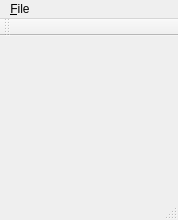
First picture: the form in mainwindow.ui, repository brNX/gameboy-emu, before the edit.
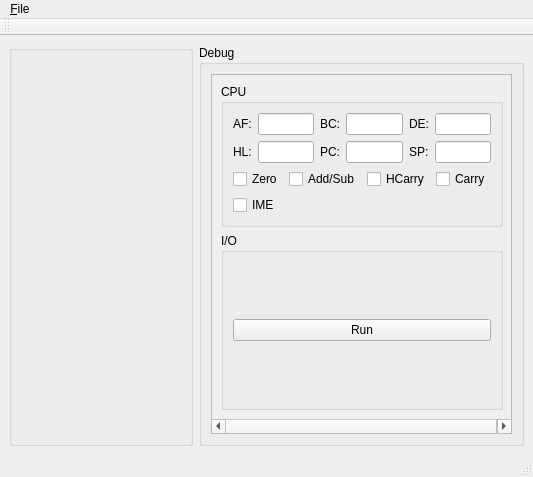
Second picture: the form after the edit. Custom widgets are drawn as their Qt base class.

```diff
--- a/mainwindow.ui
+++ b/mainwindow.ui
@@ -6,8 +6,8 @@
    <rect>
     <x>0</x>
     <y>0</y>
-    <width>170</width>
-    <height>212</height>
+    <width>533</width>
+    <height>477</height>
    </rect>
   </property>
   <property name="windowTitle">
@@ -17,34 +17,288 @@
    <bool>false</bool>
   </property>
   <widget class="QWidget" name="centralwidget">
-   <layout class="QVBoxLayout" name="verticalLayout">
+   <layout class="QHBoxLayout" name="horizontalLayout_2">
     <item>
-     <spacer name="verticalSpacer">
-      <property name="orientation">
-       <enum>Qt::Vertical</enum>
+     <widget class="QGroupBox" name="groupBox_2">
+      <property name="sizePolicy">
+       <sizepolicy hsizetype="Maximum" vsizetype="Preferred">
+        <horstretch>0</horstretch>
+        <verstretch>0</verstretch>
+       </sizepolicy>
       </property>
-      <property name="sizeHint" stdset="0">
-       <size>
-        <width>20</width>
-        <height>40</height>
-       </size>
+      <property name="title">
+       <string/>
       </property>
-     </spacer>
+      <layout class="QHBoxLayout" name="horizontalLayout">
+       <item>
+        <widget class="LcdUi" name="lcd" native="true">
+         <property name="minimumSize">
+          <size>
+           <width>160</width>
+           <height>144</height>
+          </size>
+         </property>
+         <property name="maximumSize">
+          <size>
+           <width>160</width>
+           <height>144</height>
+          </size>
+         </property>
+        </widget>
+       </item>
+      </layout>
+     </widget>
     </item>
     <item>
-     <widget class="QWidget" name="lcd" native="true">
-      <property name="minimumSize">
-       <size>
-        <width>160</width>
-        <height>144</height>
-       </size>
+     <widget class="QGroupBox" name="groupBox">
+      <property name="title">
+       <string>Debug</string>
       </property>
-      <property name="maximumSize">
-       <size>
-        <width>160</width>
-        <height>144</height>
-       </size>
-      </property>
+      <layout class="QVBoxLayout" name="verticalLayout_2">
+       <item>
+        <widget class="QScrollArea" name="scrollArea">
+         <property name="widgetResizable">
+          <bool>true</bool>
+         </property>
+         <widget class="QWidget" name="scrollAreaWidgetContents">
+          <property name="geometry">
+           <rect>
+            <x>0</x>
+            <y>0</y>
+            <width>319</width>
+            <height>378</height>
+           </rect>
+          </property>
+          <layout class="QVBoxLayout" name="verticalLayout">
+           <item>
+            <widget class="QGroupBox" name="groupBox_3">
+             <property name="sizePolicy">
+              <sizepolicy hsizetype="Preferred" vsizetype="Maximum">
+               <horstretch>0</horstretch>
+               <verstretch>0</verstretch>
+              </sizepolicy>
+             </property>
+             <property name="title">
+              <string>CPU</string>
+             </property>
+             <layout class="QVBoxLayout" name="verticalLayout_9">
+              <item>
+               <layout class="QHBoxLayout" name="horizontalLayout_6">
+                <item>
+                 <layout class="QHBoxLayout" name="horizontalLayout_3">
+                  <item>
+                   <layout class="QVBoxLayout" name="verticalLayout_3">
+                    <item>
+                     <widget class="QLabel" name="label_5">
+                      <property name="text">
+                       <string>AF:</string>
+                      </property>
+                     </widget>
+                    </item>
+                    <item>
+                     <widget class="QLabel" name="label_3">
+                      <property name="text">
+                       <string>HL:</string>
+                      </property>
+                     </widget>
+                    </item>
+                   </layout>
+                  </item>
+                  <item>
+                   <layout class="QVBoxLayout" name="verticalLayout_6">
+                    <item>
+                     <widget class="QLineEdit" name="afEdit">
+                      <property name="readOnly">
+                       <bool>true</bool>
+                      </property>
+                     </widget>
+                    </item>
+                    <item>
+                     <widget class="QLineEdit" name="hlEdit">
+                      <property name="readOnly">
+                       <bool>true</bool>
+                      </property>
+                     </widget>
+                    </item>
+                   </layout>
+                  </item>
+                 </layout>
+                </item>
+                <item>
+                 <layout class="QHBoxLayout" name="horizontalLayout_4">
+                  <item>
+                   <layout class="QVBoxLayout" name="verticalLayout_4">
+                    <item>
+                     <widget class="QLabel" name="label_6">
+                      <property name="text">
+                       <string>BC:</string>
+                      </property>
+                     </widget>
+                    </item>
+                    <item>
+                     <widget class="QLabel" name="label_4">
+                      <property name="text">
+                       <string>PC:</string>
+                      </property>
+                     </widget>
+                    </item>
+                   </layout>
+                  </item>
+                  <item>
+                   <layout class="QVBoxLayout" name="verticalLayout_7">
+                    <item>
+                     <widget class="QLineEdit" name="bcEdit">
+                      <property name="readOnly">
+                       <bool>true</bool>
+                      </property>
+                     </widget>
+                    </item>
+                    <item>
+                     <widget class="QLineEdit" name="pcEdit">
+                      <property name="readOnly">
+                       <bool>true</bool>
+                      </property>
+                     </widget>
+                    </item>
+                   </layout>
+                  </item>
+                 </layout>
+                </item>
+                <item>
+                 <layout class="QHBoxLayout" name="horizontalLayout_5">
+                  <item>
+                   <layout class="QVBoxLayout" name="verticalLayout_5">
+                    <item>
+                     <widget class="QLabel" name="label_7">
+                      <property name="text">
+                       <string>DE:</string>
+                      </property>
+                     </widget>
+                    </item>
+                    <item>
+                     <widget class="QLabel" name="label_8">
+                      <property name="text">
+                       <string>SP:</string>
+                      </property>
+                     </widget>
+                    </item>
+                   </layout>
+                  </item>
+                  <item>
+                   <layout class="QVBoxLayout" name="verticalLayout_8">
+                    <item>
+                     <widget class="QLineEdit" name="deEdit">
+                      <property name="readOnly">
+                       <bool>true</bool>
+                      </property>
+                     </widget>
+                    </item>
+                    <item>
+                     <widget class="QLineEdit" name="spEdit">
+                      <property name="readOnly">
+                       <bool>true</bool>
+                      </property>
+                     </widget>
+                    </item>
+                   </layout>
+                  </item>
+                 </layout>
+                </item>
+               </layout>
+              </item>
+              <item>
+               <layout class="QHBoxLayout" name="horizontalLayout_7">
+                <item>
+                 <widget class="QCheckBox" name="checkBox_2">
+                  <property name="text">
+                   <string>Zero</string>
+                  </property>
+                 </widget>
+                </item>
+                <item>
+                 <widget class="QCheckBox" name="checkBox_3">
+                  <property name="text">
+                   <string>Add/Sub</string>
+                  </property>
+                 </widget>
+                </item>
+                <item>
+                 <widget class="QCheckBox" name="checkBox_4">
+                  <property name="text">
+                   <string>HCarry</string>
+                  </property>
+                 </widget>
+                </item>
+                <item>
+                 <widget class="QCheckBox" name="checkBox">
+                  <property name="text">
+                   <string>Carry</string>
+                  </property>
+                 </widget>
+                </item>
+                <item>
+                 <spacer name="horizontalSpacer">
+                  <property name="orientation">
+                   <enum>Qt::Horizontal</enum>
+                  </property>
+                  <property name="sizeHint" stdset="0">
+                   <size>
+                    <width>40</width>
+                    <height>20</height>
+                   </size>
+                  </property>
+                 </spacer>
+                </item>
+               </layout>
+              </item>
+              <item>
+               <layout class="QHBoxLayout" name="horizontalLayout_8">
+                <item>
+                 <widget class="QCheckBox" name="checkBox_5">
+                  <property name="text">
+                   <string>IME</string>
+                  </property>
+                 </widget>
+                </item>
+                <item>
+                 <spacer name="horizontalSpacer_2">
+                  <property name="orientation">
+                   <enum>Qt::Horizontal</enum>
+                  </property>
+                  <property name="sizeHint" stdset="0">
+                   <size>
+                    <width>40</width>
+                    <height>20</height>
+                   </size>
+                  </property>
+                 </spacer>
+                </item>
+               </layout>
+              </item>
+             </layout>
+            </widget>
+           </item>
+           <item>
+            <widget class="QGroupBox" name="groupBox_4">
+             <property name="title">
+              <string>I/O</string>
+             </property>
+             <layout class="QHBoxLayout" name="horizontalLayout_9">
+              <item>
+               <widget class="QPushButton" name="runButton">
+                <property name="text">
+                 <string>Run</string>
+                </property>
+               </widget>
+              </item>
+             </layout>
+            </widget>
+           </item>
+          </layout>
+         </widget>
+        </widget>
+       </item>
+      </layout>
      </widget>
     </item>
    </layout>
@@ -54,7 +308,7 @@
     <rect>
      <x>0</x>
      <y>0</y>
-     <width>170</width>
+     <width>533</width>
      <height>22</height>
     </rect>
    </property>
@@ -100,6 +354,14 @@
    </property>
   </action>
  </widget>
+ <customwidgets>
+  <customwidget>
+   <class>LcdUi</class>
+   <extends>QWidget</extends>
+   <header>lcdui.h</header>
+   <container>1</container>
+  </customwidget>
+ </customwidgets>
  <resources/>
  <connections>
   <connection>
```
